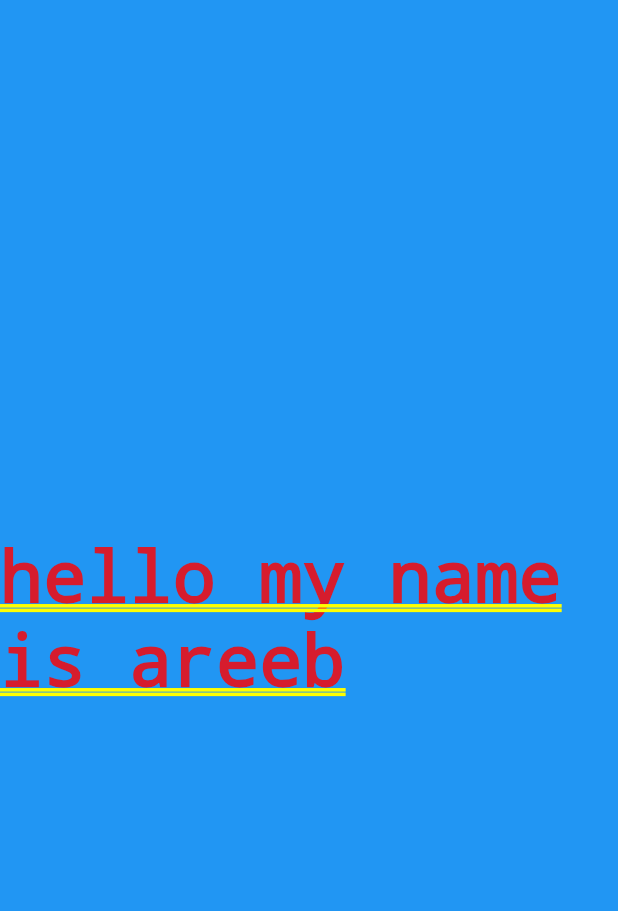
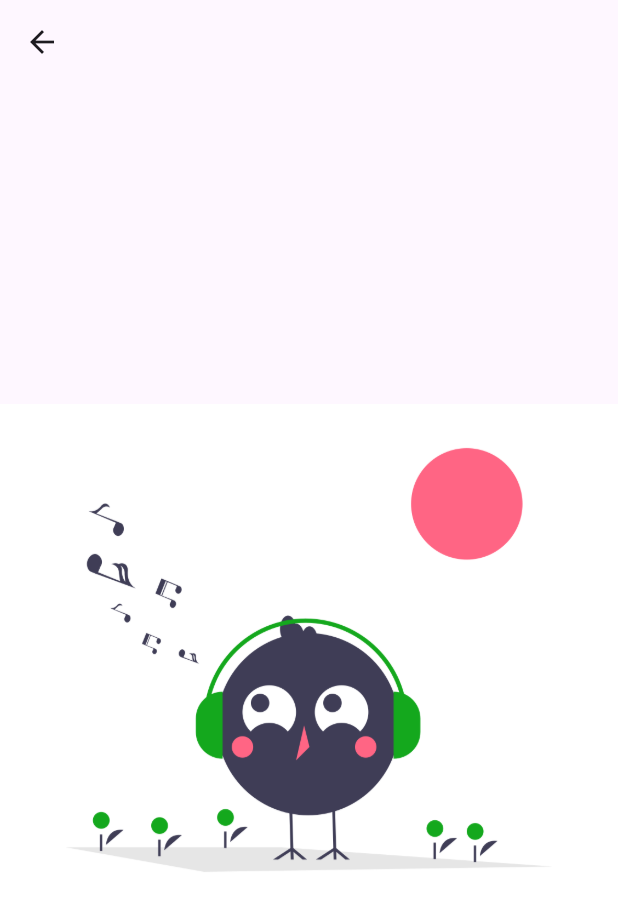
Before and after one commit to Areeb786123/star_bugs, a Flutter app: the screen it shows after launch, item 2 of the bottom bar chosen, on a phone screen of 412 x 824 dp. Shown: the top 911 px of the screen. Run offline on Flutter 3.47's test engine with Material 2 defaults, Android fonts, the phone set to English and light mode, and no system bars; our stand-ins replace get; network calls fail.

Commit message:
added app bar in coffee

```diff
--- a/lib/controllers/home_controllers.dart
+++ b/lib/controllers/home_controllers.dart
@@ -1,14 +1,16 @@
 import 'dart:developer';
 
+import 'package:get/get.dart';
 import 'package:star_bugs_ui/data/models/response/posts.dart';
 import 'package:star_bugs_ui/data/network/remote/apis.dart';
 
-class HomeController {
+class HomeController extends GetxController {
   List<Post> postList = [];
 
   Future<List<Post>> getAllPosts() async {
     PostList value = await Api().getPostList();
     postList = value.posts;
+    update();
     return postList;
     // log(postList.length.toString());
   }
--- a/lib/ui/coffee/coffee.dart
+++ b/lib/ui/coffee/coffee.dart
@@ -1,6 +1,8 @@
 import 'package:flutter/cupertino.dart';
 import 'package:flutter/material.dart';
+import 'package:star_bugs_ui/ui/common/base.dart';
 
+import '../../data/models/response/posts.dart';
 import '../home/home.dart';
 
 class Coffee extends StatelessWidget {
@@ -8,18 +10,31 @@ class Coffee extends StatelessWidget {
 
   @override
   Widget build(BuildContext context) {
-    return MaterialApp(
-      home: GestureDetector(
-        onTap: () {
-          Navigator.push(
-              context, MaterialPageRoute(builder: (context) => const Home()));
-        },
-        child: Container(
-          alignment: Alignment.center,
-          color: Colors.blue,
-          child: Text("hello my name is areeb"),
+    return Scaffold(
+      appBar: AppBar(
+        leading: GestureDetector(
+          onTap: () {
+            Navigator.push(
+                context, MaterialPageRoute(builder: (context) => const Home()));
+          },
+          child: const Icon(Icons.arrow_back),
         ),
+      ),
+      body: MaterialApp(
+        home: Base.emptyData(),
       ),
     );
   }
+
+  Widget getData(List<Post> post) {
+    return SizedBox(
+      height: 200,
+      child: ListView.builder(
+          scrollDirection: Axis.vertical,
+          itemCount: post.length,
+          itemBuilder: (context, index) {
+            return Card(child: Text(post[index].title.toString()));
+          }),
+    );
+  }
 }
--- /dev/null
+++ b/lib/ui/common/base.dart
@@ -0,0 +1,10 @@
+import 'package:flutter/cupertino.dart';
+
+class Base {
+  static Widget emptyData() {
+    return SizedBox(
+      width: double.infinity,
+      child: Image.asset('asset/images/no_internet.png'),
+    );
+  }
+}
```
